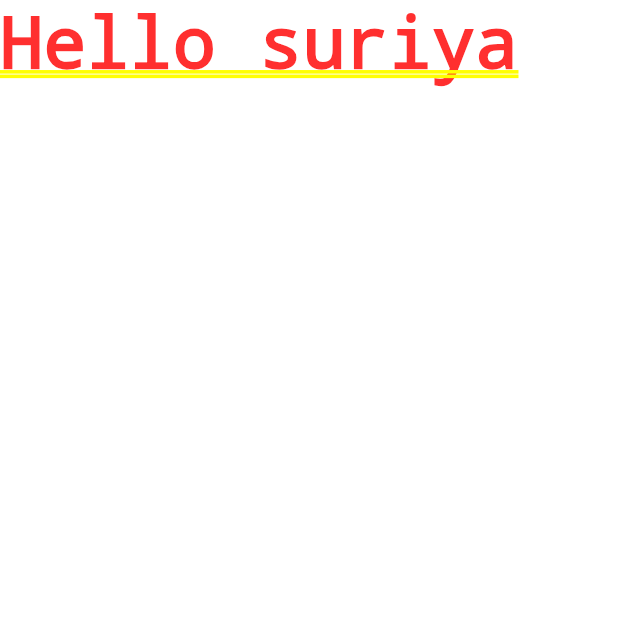
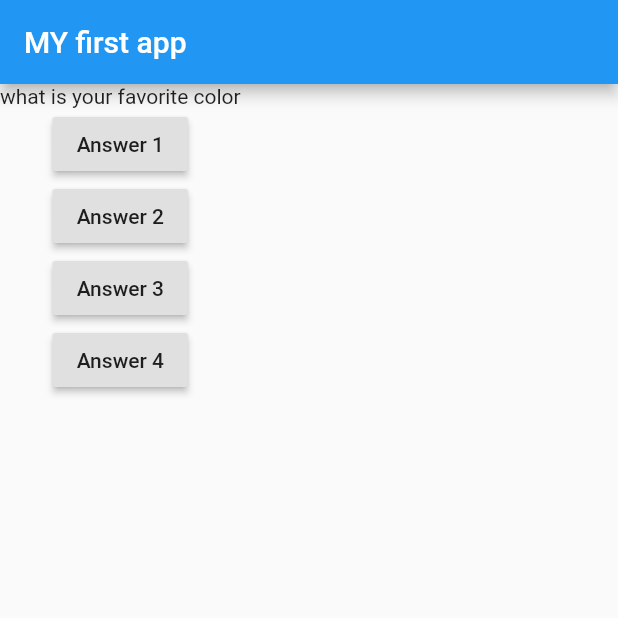
Before and after one commit to suriyarichard/flutterLearn, a Flutter app: the screen it shows after launch, on a phone screen of 412 x 824 dp, the top half of it. Run offline on Flutter 3.47's test engine with Material 2 defaults, Android fonts, the phone set to English and light mode, and no system bars.

Commit message:
question print

```diff
--- a/flutter_complete_guide/lib/main.dart
+++ b/flutter_complete_guide/lib/main.dart
@@ -5,7 +5,26 @@ void main() {
 }
 
 class MyApp extends StatelessWidget{
+  void answerQ(){
+    print("this is the answer");
+  }
+  @override
   Widget build(BuildContext context){
-    return MaterialApp(home : Text ("Hello suriya"),);
+    var question =[
+      'what is your name?','what is your age?','what is your favorite color',
+    ];
+    return MaterialApp(
+      home :Scaffold(
+        appBar: AppBar(title:Text( 'MY first app'),),
+        body:Column(
+          children: [
+            Text(question.elementAt(2)),
+            RaisedButton(child: Text("Answer 1"),onPressed:answerQ,),
+            RaisedButton(child: Text("Answer 2"),onPressed:answerQ,),
+            RaisedButton(child: Text("Answer 3"),onPressed:answerQ,),
+            RaisedButton(child: Text("Answer 4"),onPressed:answerQ,),
+          ],
+        )
+      ));
   }
 }
```
